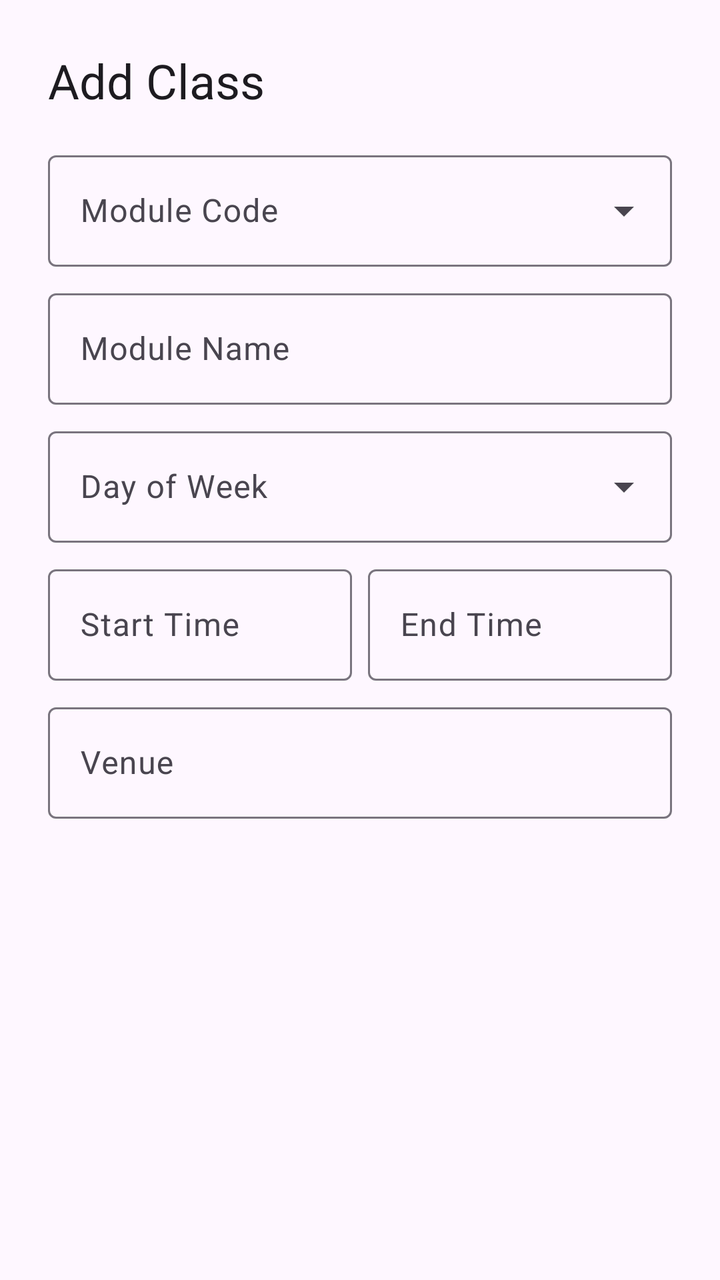
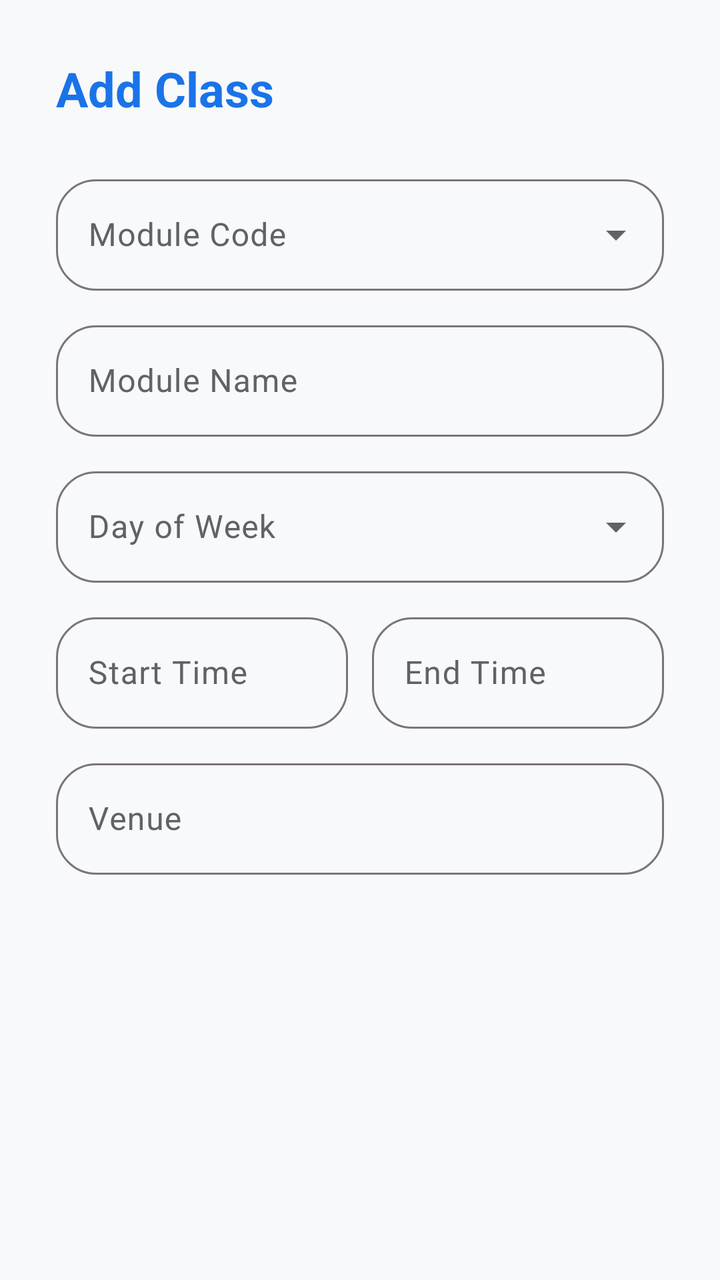

The first picture is an Android layout as it rendered before a commit; the second is the same layout after the commit. The layout source and the unified diff follow.
<!-- AndroidManifest.xml: application theme Theme.CampusSync -->
<!-- res/layout/dialog_add_timetable_entry.xml -->
<?xml version="1.0" encoding="utf-8"?>
<androidx.core.widget.NestedScrollView xmlns:android="http://schemas.android.com/apk/res/android"
    xmlns:app="http://schemas.android.com/apk/res-auto"
    android:layout_width="match_parent"
    android:layout_height="wrap_content">

    <LinearLayout
        android:layout_width="match_parent"
        android:layout_height="wrap_content"
        android:orientation="vertical"
        android:padding="24dp">

        <TextView
            android:id="@+id/tvDialogTitle"
            android:layout_width="wrap_content"
            android:layout_height="wrap_content"
            android:layout_marginBottom="16dp"
            android:text="Add Class"
            android:textAppearance="@style/TextAppearance.Material3.HeadlineSmall" />

        <com.google.android.material.textfield.TextInputLayout
            android:id="@+id/tilModuleCode"
            style="@style/Widget.Material3.TextInputLayout.OutlinedBox.ExposedDropdownMenu"
            android:layout_width="match_parent"
            android:layout_height="wrap_content"
            android:layout_marginBottom="8dp"
            android:hint="Module Code">

            <com.google.android.material.textfield.MaterialAutoCompleteTextView
                android:id="@+id/actvModuleCode"
                android:layout_width="match_parent"
                android:layout_height="wrap_content"
                android:inputType="none" />
        </com.google.android.material.textfield.TextInputLayout>

        <com.google.android.material.textfield.TextInputLayout
            android:id="@+id/tilModuleName"
            style="@style/Widget.Material3.TextInputLayout.OutlinedBox"
            android:layout_width="match_parent"
            android:layout_height="wrap_content"
            android:layout_marginBottom="8dp"
            android:hint="Module Name">

            <com.google.android.material.textfield.TextInputEditText
                android:id="@+id/etModuleName"
                android:layout_width="match_parent"
                android:layout_height="wrap_content"
                android:enabled="false"
                android:inputType="textCapWords" />
        </com.google.android.material.textfield.TextInputLayout>

        <com.google.android.material.textfield.TextInputLayout
            android:id="@+id/tilDay"
            style="@style/Widget.Material3.TextInputLayout.OutlinedBox.ExposedDropdownMenu"
            android:layout_width="match_parent"
            android:layout_height="wrap_content"
            android:layout_marginBottom="8dp"
            android:hint="Day of Week">

            <com.google.android.material.textfield.MaterialAutoCompleteTextView
                android:id="@+id/actvDay"
                android:layout_width="match_parent"
                android:layout_height="wrap_content"
                android:inputType="none" />
        </com.google.android.material.textfield.TextInputLayout>

        <LinearLayout
            android:layout_width="match_parent"
            android:layout_height="wrap_content"
            android:layout_marginBottom="8dp"
            android:baselineAligned="false"
            android:orientation="horizontal">

            <com.google.android.material.textfield.TextInputLayout
                android:id="@+id/tilStartTime"
                style="@style/Widget.Material3.TextInputLayout.OutlinedBox"
                android:layout_width="0dp"
                android:layout_height="wrap_content"
                android:layout_marginEnd="4dp"
                android:layout_weight="1"
                android:hint="Start Time">

                <com.google.android.material.textfield.TextInputEditText
                    android:id="@+id/etStartTime"
                    android:layout_width="match_parent"
                    android:layout_height="wrap_content"
                    android:focusable="false"
                    android:inputType="none" />
            </com.google.android.material.textfield.TextInputLayout>

            <com.google.android.material.textfield.TextInputLayout
                android:id="@+id/tilEndTime"
                style="@style/Widget.Material3.TextInputLayout.OutlinedBox"
                android:layout_width="0dp"
                android:layout_height="wrap_content"
                android:layout_marginStart="4dp"
                android:layout_weight="1"
                android:hint="End Time">

                <com.google.android.material.textfield.TextInputEditText
                    android:id="@+id/etEndTime"
                    android:layout_width="match_parent"
                    android:layout_height="wrap_content"
                    android:focusable="false"
                    android:inputType="none" />
            </com.google.android.material.textfield.TextInputLayout>
        </LinearLayout>

        <com.google.android.material.textfield.TextInputLayout
            android:id="@+id/tilVenue"
            style="@style/Widget.Material3.TextInputLayout.OutlinedBox"
            android:layout_width="match_parent"
            android:layout_height="wrap_content"
            android:hint="Venue">

            <com.google.android.material.textfield.TextInputEditText
                android:id="@+id/etVenue"
                android:layout_width="match_parent"
                android:layout_height="wrap_content"
                android:inputType="textCapWords" />
        </com.google.android.material.textfield.TextInputLayout>

    </LinearLayout>
</androidx.core.widget.NestedScrollView>
<!-- resources referenced by this layout -->
<resources>
  <style name="Theme.CampusSync" parent="Base.Theme.CampusSync" />
  <style name="Base.Theme.CampusSync" parent="Theme.Material3.DayNight.NoActionBar">
          
          
      </style>
</resources>

<!-- the commit's change to res/layout/dialog_add_timetable_entry.xml (unified diff, before → after) -->
@@ -8,23 +8,29 @@
         android:layout_width="match_parent"
         android:layout_height="wrap_content"
         android:orientation="vertical"
-        android:padding="24dp">
+        android:padding="28dp">
 
         <TextView
             android:id="@+id/tvDialogTitle"
             android:layout_width="wrap_content"
             android:layout_height="wrap_content"
-            android:layout_marginBottom="16dp"
+            android:layout_marginBottom="24dp"
             android:text="Add Class"
-            android:textAppearance="@style/TextAppearance.Material3.HeadlineSmall" />
+            android:textAppearance="@style/TextAppearance.Material3.HeadlineSmall"
+            android:textColor="@color/primary_blue"
+            android:textStyle="bold" />
 
         <com.google.android.material.textfield.TextInputLayout
             android:id="@+id/tilModuleCode"
             style="@style/Widget.Material3.TextInputLayout.OutlinedBox.ExposedDropdownMenu"
             android:layout_width="match_parent"
             android:layout_height="wrap_content"
-            android:layout_marginBottom="8dp"
-            android:hint="Module Code">
+            android:layout_marginBottom="12dp"
+            android:hint="Module Code"
+            app:boxCornerRadiusBottomEnd="20dp"
+            app:boxCornerRadiusBottomStart="20dp"
+            app:boxCornerRadiusTopEnd="20dp"
+            app:boxCornerRadiusTopStart="20dp">
 
             <com.google.android.material.textfield.MaterialAutoCompleteTextView
                 android:id="@+id/actvModuleCode"
@@ -38,8 +44,12 @@
             style="@style/Widget.Material3.TextInputLayout.OutlinedBox"
             android:layout_width="match_parent"
             android:layout_height="wrap_content"
-            android:layout_marginBottom="8dp"
-            android:hint="Module Name">
+            android:layout_marginBottom="12dp"
+            android:hint="Module Name"
+            app:boxCornerRadiusBottomEnd="20dp"
+            app:boxCornerRadiusBottomStart="20dp"
+            app:boxCornerRadiusTopEnd="20dp"
+            app:boxCornerRadiusTopStart="20dp">
 
             <com.google.android.material.textfield.TextInputEditText
                 android:id="@+id/etModuleName"
@@ -54,8 +64,12 @@
             style="@style/Widget.Material3.TextInputLayout.OutlinedBox.ExposedDropdownMenu"
             android:layout_width="match_parent"
             android:layout_height="wrap_content"
-            android:layout_marginBottom="8dp"
-            android:hint="Day of Week">
+            android:layout_marginBottom="12dp"
+            android:hint="Day of Week"
+            app:boxCornerRadiusBottomEnd="20dp"
+            app:boxCornerRadiusBottomStart="20dp"
+            app:boxCornerRadiusTopEnd="20dp"
+            app:boxCornerRadiusTopStart="20dp">
 
             <com.google.android.material.textfield.MaterialAutoCompleteTextView
                 android:id="@+id/actvDay"
@@ -67,7 +81,7 @@
         <LinearLayout
             android:layout_width="match_parent"
             android:layout_height="wrap_content"
-            android:layout_marginBottom="8dp"
+            android:layout_marginBottom="12dp"
             android:baselineAligned="false"
             android:orientation="horizontal">
 
@@ -76,9 +90,13 @@
                 style="@style/Widget.Material3.TextInputLayout.OutlinedBox"
                 android:layout_width="0dp"
                 android:layout_height="wrap_content"
-                android:layout_marginEnd="4dp"
+                android:layout_marginEnd="6dp"
                 android:layout_weight="1"
-                android:hint="Start Time">
+                android:hint="Start Time"
+                app:boxCornerRadiusBottomEnd="20dp"
+                app:boxCornerRadiusBottomStart="20dp"
+                app:boxCornerRadiusTopEnd="20dp"
+                app:boxCornerRadiusTopStart="20dp">
 
                 <com.google.android.material.textfield.TextInputEditText
                     android:id="@+id/etStartTime"
@@ -93,9 +111,13 @@
                 style="@style/Widget.Material3.TextInputLayout.OutlinedBox"
                 android:layout_width="0dp"
                 android:layout_height="wrap_content"
-                android:layout_marginStart="4dp"
+                android:layout_marginStart="6dp"
                 android:layout_weight="1"
-                android:hint="End Time">
+                android:hint="End Time"
+                app:boxCornerRadiusBottomEnd="20dp"
+                app:boxCornerRadiusBottomStart="20dp"
+                app:boxCornerRadiusTopEnd="20dp"
+                app:boxCornerRadiusTopStart="20dp">
 
                 <com.google.android.material.textfield.TextInputEditText
                     android:id="@+id/etEndTime"
@@ -111,7 +133,11 @@
             style="@style/Widget.Material3.TextInputLayout.OutlinedBox"
             android:layout_width="match_parent"
             android:layout_height="wrap_content"
-            android:hint="Venue">
+            android:hint="Venue"
+            app:boxCornerRadiusBottomEnd="20dp"
+            app:boxCornerRadiusBottomStart="20dp"
+            app:boxCornerRadiusTopEnd="20dp"
+            app:boxCornerRadiusTopStart="20dp">
 
             <com.google.android.material.textfield.TextInputEditText
                 android:id="@+id/etVenue"
<!-- resource entries referenced after the edit -->
@@ -1,9 +1,45 @@
 <!-- resources referenced by this layout -->
 <resources>
+  <color name="primary_blue">#1A73E8</color>
   <style name="Theme.CampusSync" parent="Base.Theme.CampusSync" />
   <style name="Base.Theme.CampusSync" parent="Theme.Material3.DayNight.NoActionBar">
           
+          <item name="colorPrimary">@color/primary_blue</item>
+          <item name="colorOnPrimary">@color/on_primary</item>
+          <item name="colorPrimaryContainer">@color/primary_light</item>
+          <item name="colorOnPrimaryContainer">@color/primary_blue</item>
+  
           
+          <item name="colorError">@color/accent_red</item>
+          <item name="colorOnError">@color/on_error</item>
+  
+          
+          <item name="android:windowBackground">@color/bg_soft</item>
+          <item name="colorSurface">@color/surface</item>
+          <item name="colorOnSurface">@color/text_main</item>
+          <item name="colorOnSurfaceVariant">@color/text_secondary</item>
+  
+          
+          <item name="shapeAppearanceLargeComponent">@style/ShapeAppearance.CampusSync.Rounded.Large</item>
+          <item name="shapeAppearanceMediumComponent">@style/ShapeAppearance.CampusSync.Rounded.Medium</item>
+          <item name="shapeAppearanceSmallComponent">@style/ShapeAppearance.CampusSync.Rounded.Small</item>
+      </style>
+  <color name="on_primary">#FFFFFF</color>
+  <color name="primary_light">#E8F0FE</color>
+  <color name="accent_red">#EA4335</color>
+  <color name="on_error">#FFFFFF</color>
+  <color name="bg_soft">#F8F9FA</color>
+  <color name="surface">#FFFFFF</color>
+  <color name="text_main">#202124</color>
+  <color name="text_secondary">#5F6368</color>
+  <style name="ShapeAppearance.CampusSync.Rounded.Large" parent="ShapeAppearance.Material3.LargeComponent">
+          <item name="cornerSize">28dp</item>
+      </style>
+  <style name="ShapeAppearance.CampusSync.Rounded.Medium" parent="ShapeAppearance.Material3.MediumComponent">
+          <item name="cornerSize">20dp</item>
+      </style>
+  <style name="ShapeAppearance.CampusSync.Rounded.Small" parent="ShapeAppearance.Material3.SmallComponent">
+          <item name="cornerSize">16dp</item>
       </style>
 </resources>
 
